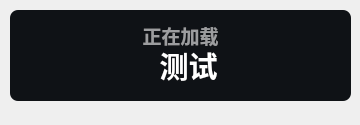
Old version of the form ui/default/dark/widget-current-activity.ui in the repository Yersmagit/Class-Widgets.
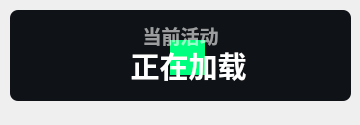
New version of the form. Icons and pictures are not drawn.

```diff
--- a/ui/default/dark/widget-current-activity.ui
+++ b/ui/default/dark/widget-current-activity.ui
@@ -53,7 +53,7 @@
 </string>
    </property>
    <property name="text">
-    <string>  测试</string>
+    <string>  正在加载</string>
    </property>
    <property name="icon">
     <iconset>
@@ -76,7 +76,7 @@
     </rect>
    </property>
    <property name="styleSheet">
-    <string notr="true">background-color: rgb(15, 18, 22);
+    <string notr="true">background-color: rgb(0, 255, 127);
 border-radius:20px</string>
    </property>
    <property name="text">
@@ -105,7 +105,7 @@
 font-weight: bold;</string>
    </property>
    <property name="text">
-    <string>正在加载</string>
+    <string>当前活动</string>
    </property>
    <property name="textFormat">
     <enum>Qt::PlainText</enum>
```
Left out of the diff: 2 changed lines with no effect on the pictures.
